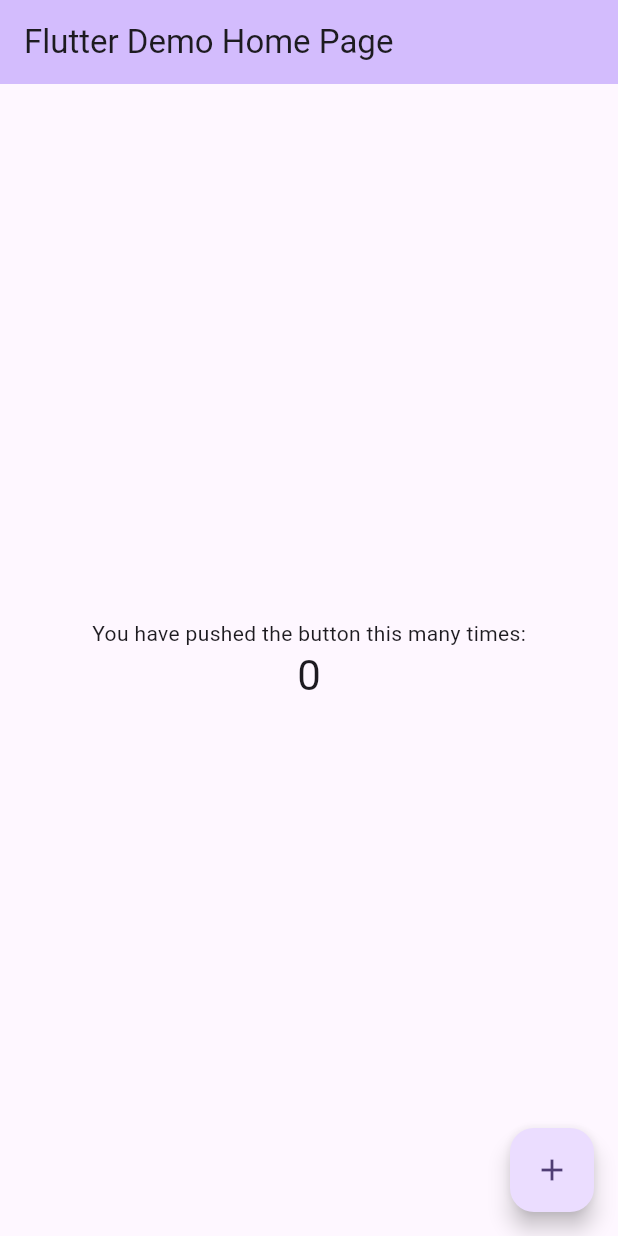
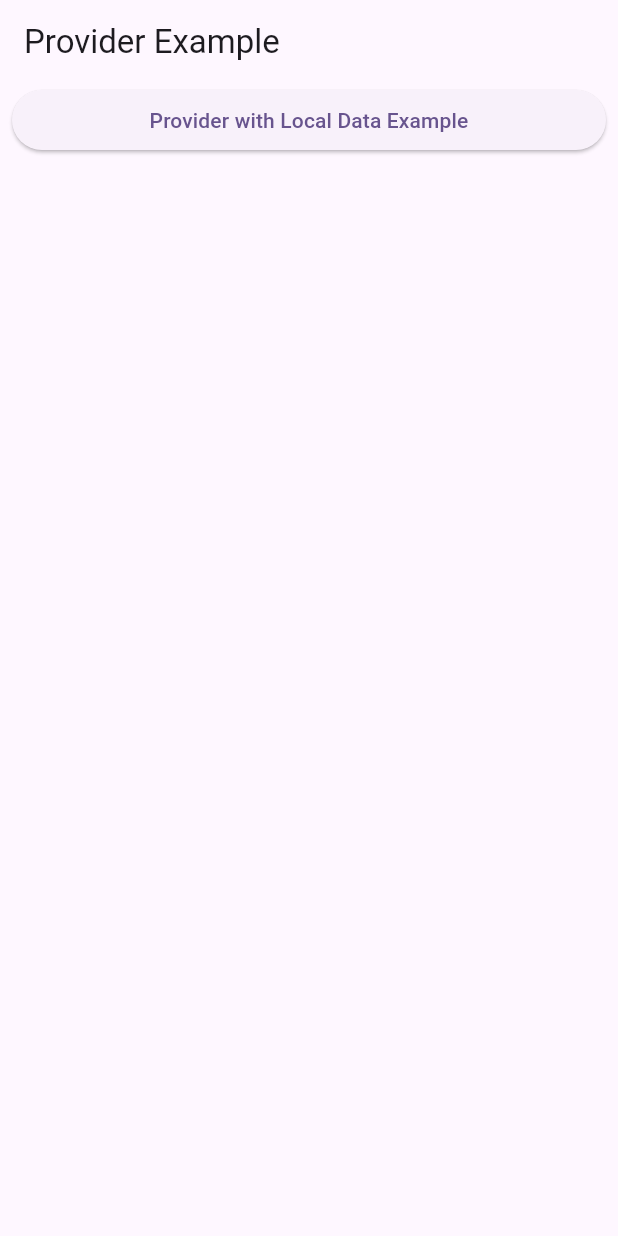
Before and after one commit to zeeshanayaz/flutter-dart-provider-example, a Flutter app: the screen it shows after launch, on a phone screen of 412 x 824 dp. Run offline on Flutter 3.47's test engine with Material 2 defaults, Android fonts, the phone set to English and light mode, and no system bars.

Commit message:
Provider with local data example done

```diff
--- a/lib/main.dart
+++ b/lib/main.dart
@@ -1,4 +1,8 @@
 import 'package:flutter/material.dart';
+import 'package:provider/provider.dart';
+
+import 'provider/number_list_provider.dart';
+import 'screens/home_screen.dart';
 
 void main() {
   runApp(const MyApp());
@@ -10,116 +14,18 @@ class MyApp extends StatelessWidget {
   // This widget is the root of your application.
   @override
   Widget build(BuildContext context) {
-    return MaterialApp(
-      title: 'Flutter Demo',
-      theme: ThemeData(
-        // This is the theme of your application.
-        //
-        // TRY THIS: Try running your application with "flutter run". You'll see
-        // the application has a blue toolbar. Then, without quitting the app,
-        // try changing the seedColor in the colorScheme below to Colors.green
-        // and then invoke "hot reload" (save your changes or press the "hot
-        // reload" button in a Flutter-supported IDE, or press "r" if you used
-        // the command line to start the app).
-        //
-        // Notice that the counter didn't reset back to zero; the application
-        // state is not lost during the reload. To reset the state, use hot
-        // restart instead.
-        //
-        // This works for code too, not just values: Most code changes can be
-        // tested with just a hot reload.
-        colorScheme: ColorScheme.fromSeed(seedColor: Colors.deepPurple),
-        useMaterial3: true,
+    return MultiProvider(
+      providers: [
+        ChangeNotifierProvider(create: (context) => NumberListProvider())
+      ],
+      child: MaterialApp(
+        title: 'Flutter Demo',
+        theme: ThemeData(
+          colorScheme: ColorScheme.fromSeed(seedColor: Colors.deepPurple),
+          useMaterial3: true,
+        ),
+        home: const HomeScreen(),
       ),
-      home: const MyHomePage(title: 'Flutter Demo Home Page'),
     );
   }
 }
-
-class MyHomePage extends StatefulWidget {
-  const MyHomePage({super.key, required this.title});
-
-  // This widget is the home page of your application. It is stateful, meaning
-  // that it has a State object (defined below) that contains fields that affect
-  // how it looks.
-
-  // This class is the configuration for the state. It holds the values (in this
-  // case the title) provided by the parent (in this case the App widget) and
-  // used by the build method of the State. Fields in a Widget subclass are
-  // always marked "final".
-
-  final String title;
-
-  @override
-  State<MyHomePage> createState() => _MyHomePageState();
-}
-
-class _MyHomePageState extends State<MyHomePage> {
-  int _counter = 0;
-
-  void _incrementCounter() {
-    setState(() {
-      // This call to setState tells the Flutter framework that something has
-      // changed in this State, which causes it to rerun the build method below
-      // so that the display can reflect the updated values. If we changed
-      // _counter without calling setState(), then the build method would not be
-      // called again, and so nothing would appear to happen.
-      _counter++;
-    });
-  }
-
-  @override
-  Widget build(BuildContext context) {
-    // This method is rerun every time setState is called, for instance as done
-    // by the _incrementCounter method above.
-    //
-    // The Flutter framework has been optimized to make rerunning build methods
-    // fast, so that you can just rebuild anything that needs updating rather
-    // than having to individually change instances of widgets.
-    return Scaffold(
-      appBar: AppBar(
-        // TRY THIS: Try changing the color here to a specific color (to
-        // Colors.amber, perhaps?) and trigger a hot reload to see the AppBar
-        // change color while the other colors stay the same.
-        backgroundColor: Theme.of(context).colorScheme.inversePrimary,
-        // Here we take the value from the MyHomePage object that was created by
-        // the App.build method, and use it to set our appbar title.
-        title: Text(widget.title),
-      ),
-      body: Center(
-        // Center is a layout widget. It takes a single child and positions it
-        // in the middle of the parent.
-        child: Column(
-          // Column is also a layout widget. It takes a list of children and
-          // arranges them vertically. By default, it sizes itself to fit its
-          // children horizontally, and tries to be as tall as its parent.
-          //
-          // Column has various properties to control how it sizes itself and
-          // how it positions its children. Here we use mainAxisAlignment to
-          // center the children vertically; the main axis here is the vertical
-          // axis because Columns are vertical (the cross axis would be
-          // horizontal).
-          //
-          // TRY THIS: Invoke "debug painting" (choose the "Toggle Debug Paint"
-          // action in the IDE, or press "p" in the console), to see the
-          // wireframe for each widget.
-          mainAxisAlignment: MainAxisAlignment.center,
-          children: <Widget>[
-            const Text(
-              'You have pushed the button this many times:',
-            ),
-            Text(
-              '$_counter',
-              style: Theme.of(context).textTheme.headlineMedium,
-            ),
-          ],
-        ),
-      ),
-      floatingActionButton: FloatingActionButton(
-        onPressed: _incrementCounter,
-        tooltip: 'Increment',
-        child: const Icon(Icons.add),
-      ), // This trailing comma makes auto-formatting nicer for build methods.
-    );
-  }
-}
--- /dev/null
+++ b/lib/provider/number_list_provider.dart
@@ -0,0 +1,10 @@
+import 'package:flutter/material.dart';
+
+class NumberListProvider extends ChangeNotifier {
+  List<int> numbers = [1, 2, 3, ];
+
+  void add() {
+    numbers.add(numbers.isEmpty ? 1 : numbers.last + 1);
+    notifyListeners();
+  }
+}
--- /dev/null
+++ b/lib/screens/home_screen.dart
@@ -0,0 +1,38 @@
+import 'package:flutter/material.dart';
+
+import 'simple_data/first_screen.dart';
+
+class HomeScreen extends StatelessWidget {
+  const HomeScreen({super.key});
+
+  @override
+  Widget build(BuildContext context) {
+    return Scaffold(
+      appBar: AppBar(
+        title: const Text('Provider Example'),
+      ),
+      body: SingleChildScrollView(
+        physics: const BouncingScrollPhysics(),
+        child: Padding(
+          padding: const EdgeInsets.symmetric(horizontal: 8.0),
+          child: Column(
+            crossAxisAlignment: CrossAxisAlignment.stretch,
+            children: [
+              ElevatedButton(
+                onPressed: () {
+                  Navigator.of(context).push(MaterialPageRoute(
+                    builder: (_) => const FirstScreen(),
+                  ));
+                },
+                child: const Text(
+                  'Provider with Local Data Example',
+                  textAlign: TextAlign.center,
+                ),
+              ),
+            ],
+          ),
+        ),
+      ),
+    );
+  }
+}
--- a/pubspec.yaml
+++ b/pubspec.yaml
@@ -30,6 +30,7 @@ environment:
 dependencies:
   flutter:
     sdk: flutter
+  provider:
 
 
   # The following adds the Cupertino Icons font to your application.
```
Also changed, not shown: lib/screens/simple_data/first_screen.dart (added, +67 -0 lines), lib/screens/simple_data/second_screen.dart (added, +57 -0 lines).
